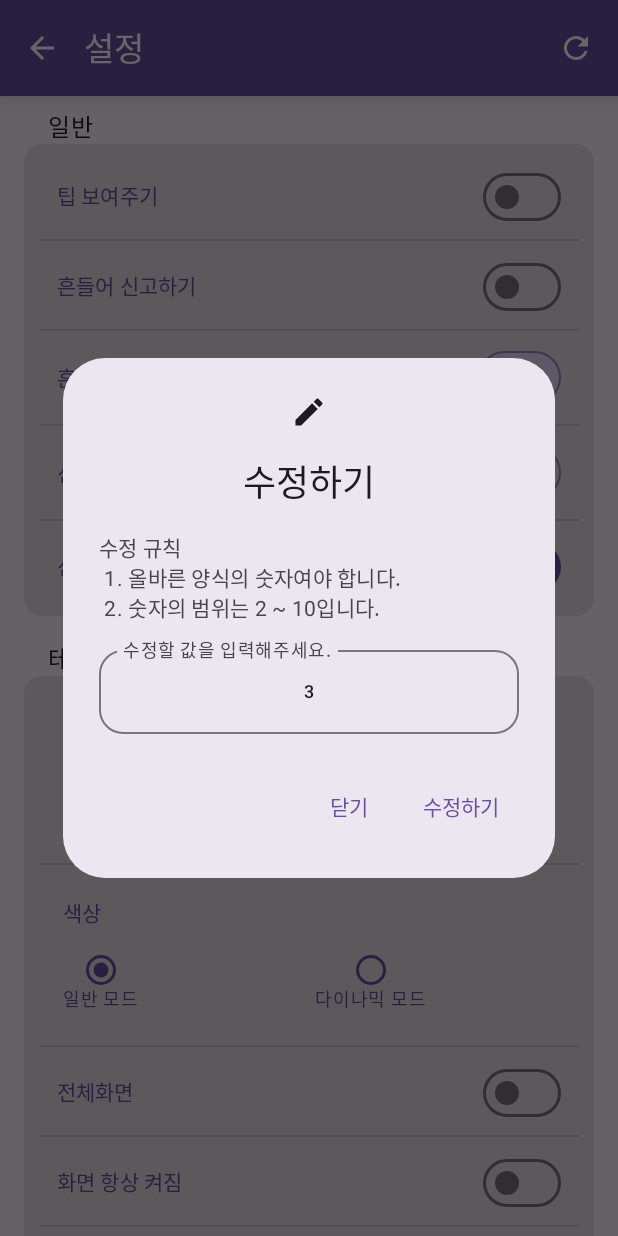
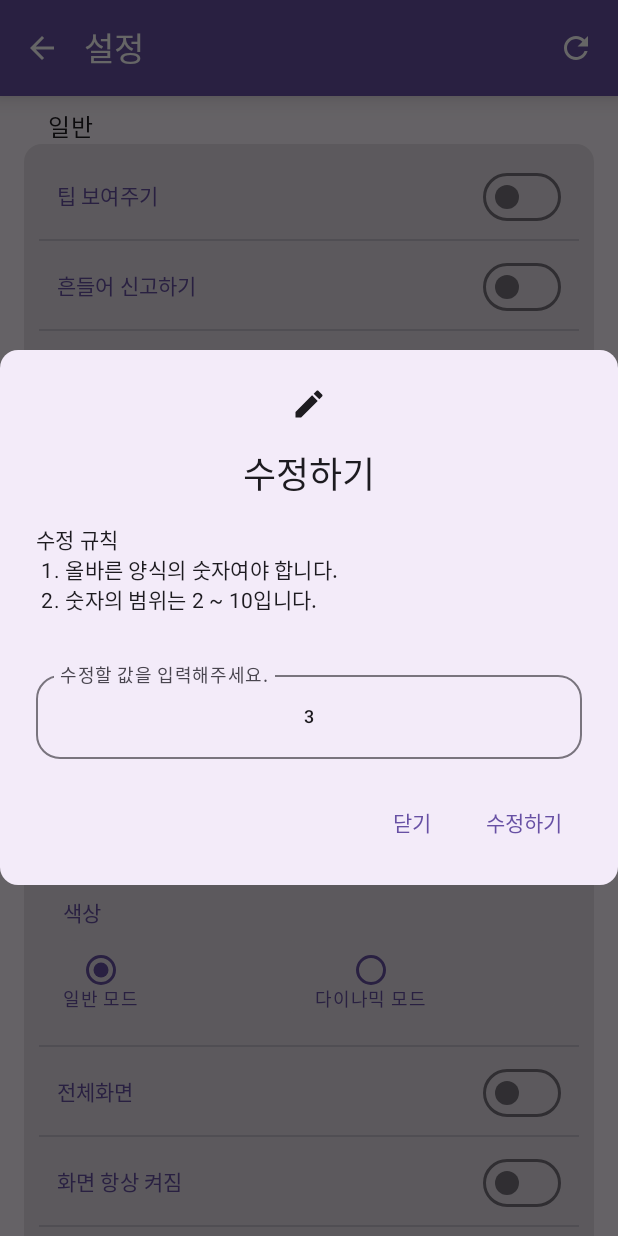
Before and after one commit to error0918/SchoolViolenceBreaker, an Android app built with Jetpack Compose: the SettingsActivity screen opened directly, with no data from a screen before it, after a tap on "흔드는 횟수", on a phone screen of 412 x 824 dp. Run offline under Robolectric (Android 15) with nearby library versions, the phone set to English and light mode, and no system bars; our stand-ins replace accompanist, constraintlayout-compose; network calls fail; 1 statement that could not run was skipped; 2 other taps on this screen came first.

Commit message:
2022/09/19 00:40

```diff
--- a/app/src/main/java/com/taeyeon/core/SharedPreferencesManager.kt
+++ b/app/src/main/java/com/taeyeon/core/SharedPreferencesManager.kt
@@ -78,7 +78,7 @@ class SharedPreferencesManager(
 
             fun getLong(key: String, defaultLong: Long = Public.defaultLong): Long = sharedPreferencesManager.getLong(key, defaultLong)
 
-            fun <E> getArrayList(key: String, childClass: Class<E>, defaultArrayList: ArrayList<E> = arrayListOf<E>()): ArrayList<E> = sharedPreferencesManager.getArrayList<E>(key, childClass, defaultArrayList)
+            fun <E> getArrayList(key: String, childClass: Class<E>, defaultArrayList: ArrayList<E> = arrayListOf()): ArrayList<E> = sharedPreferencesManager.getArrayList(key, childClass, defaultArrayList)
 
             fun getAny(key: String, anyType: Type, defaultAny: Any): Any = sharedPreferencesManager.getAny(key, anyType, defaultAny)
 
--- a/app/src/main/java/com/taeyeon/schoolviolencebreaker/SettingsActivity.kt
+++ b/app/src/main/java/com/taeyeon/schoolviolencebreaker/SettingsActivity.kt
@@ -556,7 +556,7 @@ object Settings {
 
                 errorMessage = null
 
-                AlertDialog(
+                MyView.BaseDialog(
                     icon = {
                         Icon(
                             imageVector = Icons.Filled.Edit,
@@ -568,9 +568,7 @@ object Settings {
                         Text(text = stringResource(id = R.string.edit))
                     },
                     text = {
-                        Column(modifier = Modifier
-                            .width(IntrinsicSize.Min)
-                            .height(IntrinsicSize.Min)) {
+                        Column {
 
                             Text(
                                 text = Core.getContext().resources.getString(
@@ -580,7 +578,7 @@ object Settings {
                                 modifier = Modifier.fillMaxWidth()
                             )
 
-                            Spacer(modifier = Modifier.height(10.dp))
+                            Spacer(modifier = Modifier.height(16.dp))
 
                             if (errorMessage != null) {
                                 Text(
@@ -592,6 +590,9 @@ object Settings {
                                 Spacer(modifier = Modifier.height(10.dp))
                             }
 
+                        }
+                    },
+                    content = {
                         OutlinedTextField(
                             value = editingValueString,
                             onValueChange = { value ->
@@ -633,11 +634,18 @@ object Settings {
                             ),
                             modifier = Modifier.fillMaxWidth()
                         )
-
-                        }
                     },
                     properties = DialogProperties(usePlatformDefaultWidth = false),
-                    confirmButton = {
+                    button = {
+                        MyView.DialogButtonRow {
+                            TextButton(
+                                onClick = {
+                                    openEditValueDialog = false
+                                },
+                            ) {
+                                Text(text = stringResource(id = R.string.dismiss))
+                            }
+
                             TextButton(
                                 onClick = {
                                     openEditValueDialog = false
@@ -650,14 +658,6 @@ object Settings {
                             ) {
                                 Text(text = stringResource(id = R.string.edit))
                             }
-                    },
-                    dismissButton = {
-                        TextButton(
-                            onClick = {
-                                openEditValueDialog = false
-                            },
-                        ) {
-                            Text(text = stringResource(id = R.string.dismiss))
                         }
                     },
                     onDismissRequest = {
@@ -667,7 +667,7 @@ object Settings {
             }
 
             if (openErrorValueDialog) {
-                AlertDialog(
+                MyView.MessageDialog(
                     icon = {
                         Icon(
                             imageVector = Icons.Filled.Warning,
```
Also changed, not shown: app/src/main/java/com/taeyeon/schoolviolencebreaker/LicenseActivity.kt (+12 -2 lines), app/src/main/java/com/taeyeon/schoolviolencebreaker/Solution.kt (+14 -0 lines). Lines whose indentation alone changed are shown as unchanged.
